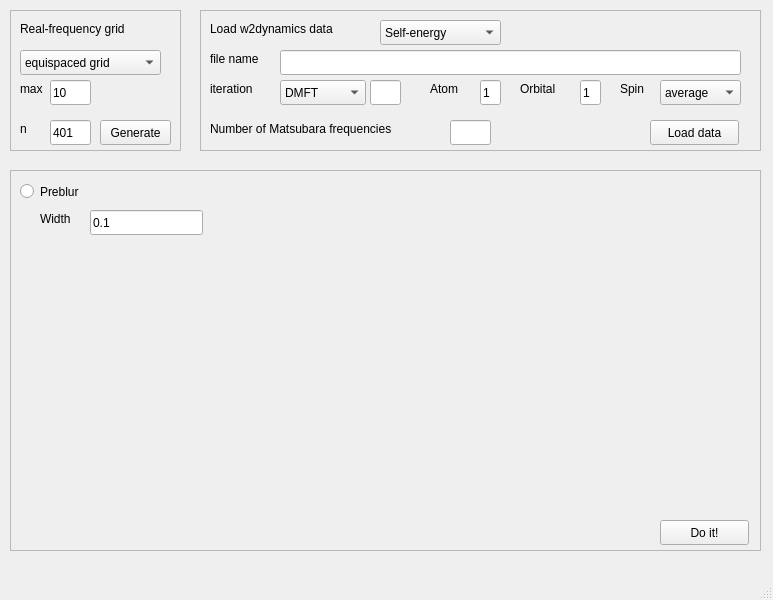
Before: the Qt Designer form ana_cont/maxent_ui.ui in josefkaufmann/ana_cont, drawn with Qt 5.
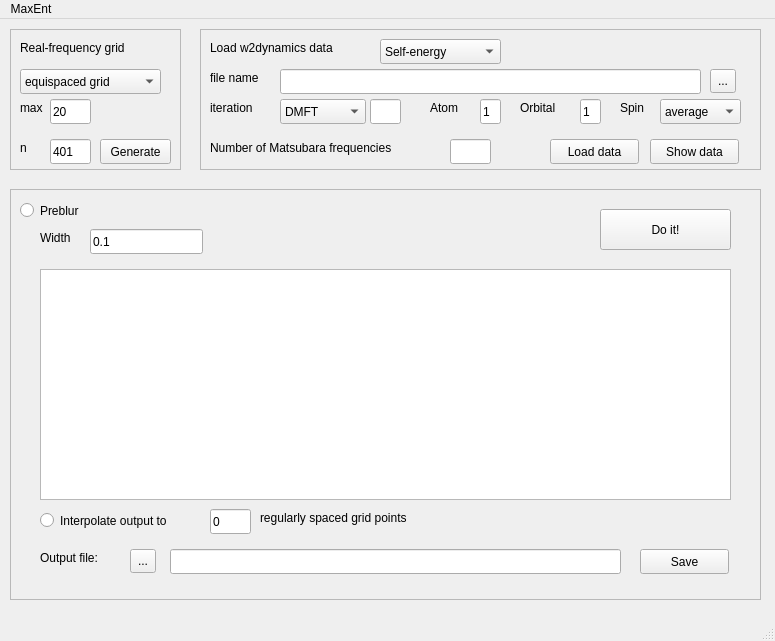
After: the same form once the commit is applied.

Commit message: basic features complete

The edit to the form file:
```diff
--- a/ana_cont/maxent_ui.ui
+++ b/ana_cont/maxent_ui.ui
@@ -6,8 +6,8 @@
    <rect>
     <x>0</x>
     <y>0</y>
-    <width>773</width>
-    <height>600</height>
+    <width>775</width>
+    <height>641</height>
    </rect>
   </property>
   <property name="windowTitle">
@@ -110,7 +110,7 @@
       <string>upper border of real-frequency grid. (lower border is set symmetrically)</string>
      </property>
      <property name="text">
-      <string>10</string>
+      <string>20</string>
      </property>
     </widget>
     <widget class="QLineEdit" name="num_real_freq">
@@ -209,7 +209,7 @@
       <rect>
        <x>80</x>
        <y>40</y>
-       <width>461</width>
+       <width>421</width>
        <height>25</height>
       </rect>
      </property>
@@ -370,7 +370,7 @@
     <widget class="QPushButton" name="load_data_button">
      <property name="geometry">
       <rect>
-       <x>450</x>
+       <x>350</x>
        <y>110</y>
        <width>89</width>
        <height>25</height>
@@ -406,6 +406,38 @@
       <string>How many Matsubara frequencies do you want to use for the continuation?</string>
      </property>
     </widget>
+    <widget class="QPushButton" name="show_data_button">
+     <property name="geometry">
+      <rect>
+       <x>450</x>
+       <y>110</y>
+       <width>89</width>
+       <height>25</height>
+      </rect>
+     </property>
+     <property name="toolTip">
+      <string>click this if you want to plot the data after loading</string>
+     </property>
+     <property name="text">
+      <string>Show data</string>
+     </property>
+    </widget>
+    <widget class="QToolButton" name="select_file_button">
+     <property name="geometry">
+      <rect>
+       <x>510</x>
+       <y>40</y>
+       <width>26</width>
+       <height>24</height>
+      </rect>
+     </property>
+     <property name="toolTip">
+      <string>choose an input file</string>
+     </property>
+     <property name="text">
+      <string>...</string>
+     </property>
+    </widget>
    </widget>
    <widget class="QFrame" name="continuation_frame">
     <property name="geometry">
@@ -413,7 +445,7 @@
       <x>10</x>
       <y>170</y>
       <width>751</width>
-      <height>381</height>
+      <height>411</height>
      </rect>
     </property>
     <property name="frameShape">
@@ -425,10 +457,10 @@
     <widget class="QPushButton" name="doit_button">
      <property name="geometry">
       <rect>
-       <x>650</x>
-       <y>350</y>
-       <width>89</width>
-       <height>25</height>
+       <x>590</x>
+       <y>20</y>
+       <width>131</width>
+       <height>41</height>
       </rect>
      </property>
      <property name="text">
@@ -474,6 +506,119 @@
       <string>Width</string>
      </property>
     </widget>
+    <widget class="QTextEdit" name="text_output">
+     <property name="geometry">
+      <rect>
+       <x>30</x>
+       <y>80</y>
+       <width>691</width>
+       <height>231</height>
+      </rect>
+     </property>
+     <property name="toolTip">
+      <string>in this field some output will be shown</string>
+     </property>
+    </widget>
+    <widget class="QPushButton" name="save_button">
+     <property name="geometry">
+      <rect>
+       <x>630</x>
+       <y>360</y>
+       <width>89</width>
+       <height>25</height>
+      </rect>
+     </property>
+     <property name="toolTip">
+      <string>click this button to save the output</string>
+     </property>
+     <property name="text">
+      <string>Save</string>
+     </property>
+    </widget>
+    <widget class="QToolButton" name="output_directory_button">
+     <property name="geometry">
+      <rect>
+       <x>120</x>
+       <y>360</y>
+       <width>26</width>
+       <height>24</height>
+      </rect>
+     </property>
+     <property name="toolTip">
+      <string>Choose a directory, where you want to save the output</string>
+     </property>
+     <property name="text">
+      <string>...</string>
+     </property>
+    </widget>
+    <widget class="QLineEdit" name="out_file_name">
+     <property name="geometry">
+      <rect>
+       <x>160</x>
+       <y>360</y>
+       <width>451</width>
+       <height>25</height>
+      </rect>
+     </property>
+     <property name="toolTip">
+      <string>type full output name here (including path)</string>
+     </property>
+    </widget>
+    <widget class="QLabel" name="label_12">
+     <property name="geometry">
+      <rect>
+       <x>30</x>
+       <y>360</y>
+       <width>91</width>
+       <height>17</height>
+      </rect>
+     </property>
+     <property name="text">
+      <string>Output file:</string>
+     </property>
+    </widget>
+    <widget class="QRadioButton" name="interpolate_button">
+     <property name="geometry">
+      <rect>
+       <x>30</x>
+       <y>320</y>
+       <width>171</width>
+       <height>23</height>
+      </rect>
+     </property>
+     <property name="text">
+      <string>Interpolate output to</string>
+     </property>
+    </widget>
+    <widget class="QLineEdit" name="n_interpolation">
+     <property name="geometry">
+      <rect>
+       <x>200</x>
+       <y>320</y>
+       <width>41</width>
+       <height>25</height>
+      </rect>
+     </property>
+     <property name="toolTip">
+      <string>number of regularly spaced grid points for interpolation</string>
+     </property>
+     <property name="text">
+      <string>0</string>
+     </property>
+    </widget>
+    <widget class="QLabel" name="label_13">
+     <property name="geometry">
+      <rect>
+       <x>250</x>
+       <y>320</y>
+       <width>201</width>
+       <height>17</height>
+      </rect>
+     </property>
+     <property name="text">
+      <string>regularly spaced grid points</string>
+     </property>
+    </widget>
    </widget>
   </widget>
   <widget class="QMenuBar" name="menubar">
@@ -481,10 +626,16 @@
     <rect>
      <x>0</x>
      <y>0</y>
-     <width>773</width>
+     <width>775</width>
      <height>22</height>
     </rect>
    </property>
+   <widget class="QMenu" name="menuMaxEnt">
+    <property name="title">
+     <string>MaxEnt</string>
+    </property>
+   </widget>
+   <addaction name="menuMaxEnt"/>
   </widget>
   <widget class="QStatusBar" name="statusbar"/>
  </widget>
```
Left out of the diff: 9 changed lines with no effect on the pictures. The commit also changes 2 other files.
